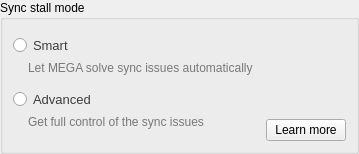
Old version of the form src/MEGASync/syncs/gui/Twoways/win/SyncStallModeSelector.ui in the repository meganz/MEGAsync.
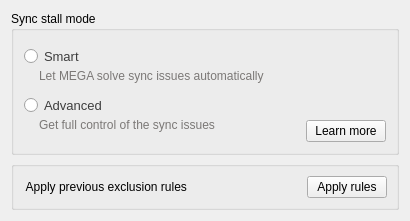
New version of the form.

Commit message: SAT-1713.Allow users to apply legacy exclusion rules

Patch:
```diff
--- a/src/MEGASync/syncs/gui/Twoways/win/SyncStallModeSelector.ui
+++ b/src/MEGASync/syncs/gui/Twoways/win/SyncStallModeSelector.ui
@@ -6,8 +6,8 @@
    <rect>
     <x>0</x>
     <y>0</y>
-    <width>359</width>
-    <height>154</height>
+    <width>410</width>
+    <height>216</height>
    </rect>
   </property>
   <property name="windowTitle">
@@ -28,21 +28,6 @@
 }</string>
   </property>
   <layout class="QVBoxLayout" name="verticalLayout">
-   <property name="spacing">
-    <number>0</number>
-   </property>
-   <property name="leftMargin">
-    <number>0</number>
-   </property>
-   <property name="topMargin">
-    <number>0</number>
-   </property>
-   <property name="rightMargin">
-    <number>0</number>
-   </property>
-   <property name="bottomMargin">
-    <number>0</number>
-   </property>
    <item>
     <widget class="QGroupBox" name="groupBox">
      <property name="styleSheet">
@@ -209,6 +194,45 @@
      </layout>
     </widget>
    </item>
+   <item>
+    <widget class="QGroupBox" name="gBugReport">
+     <property name="title">
+      <string/>
+     </property>
+     <layout class="QHBoxLayout" name="horizontalLayout_3">
+      <item>
+       <widget class="QLabel" name="label">
+        <property name="text">
+         <string> Apply previous exclusion rules</string>
+        </property>
+       </widget>
+      </item>
+      <item>
+       <spacer name="horizontalSpacer_2">
+        <property name="orientation">
+         <enum>Qt::Horizontal</enum>
+        </property>
+        <property name="sizeHint" stdset="0">
+         <size>
+          <width>233</width>
+          <height>20</height>
+         </size>
+        </property>
+       </spacer>
+      </item>
+      <item>
+       <widget class="QPushButton" name="bApplyLegacyExclusions">
+        <property name="text">
+         <string>Apply rules</string>
+        </property>
+        <property name="autoDefault">
+         <bool>false</bool>
+        </property>
+       </widget>
+      </item>
+     </layout>
+    </widget>
+   </item>
   </layout>
  </widget>
  <resources/>
```
The commit also changes 5 other files.
